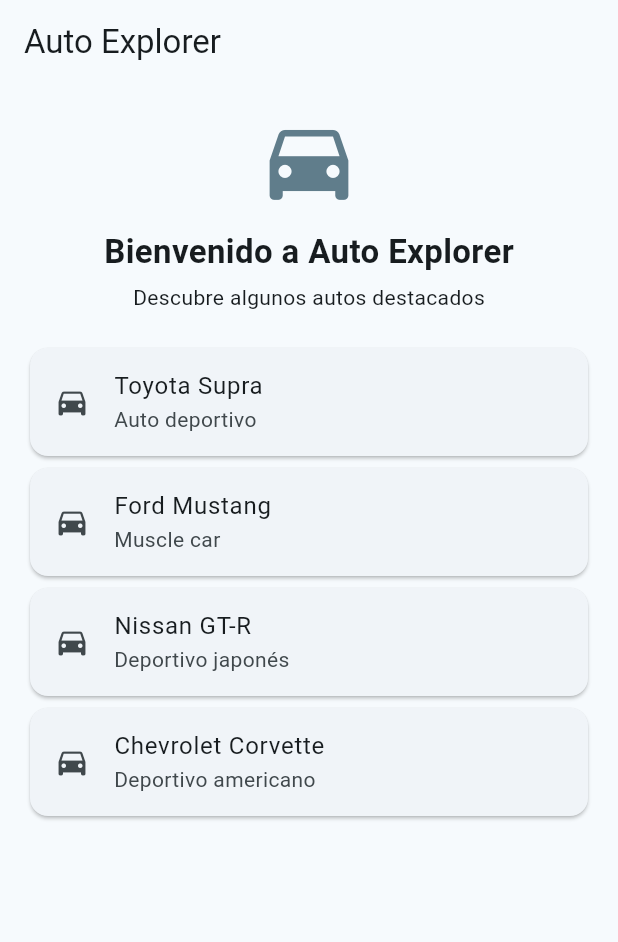
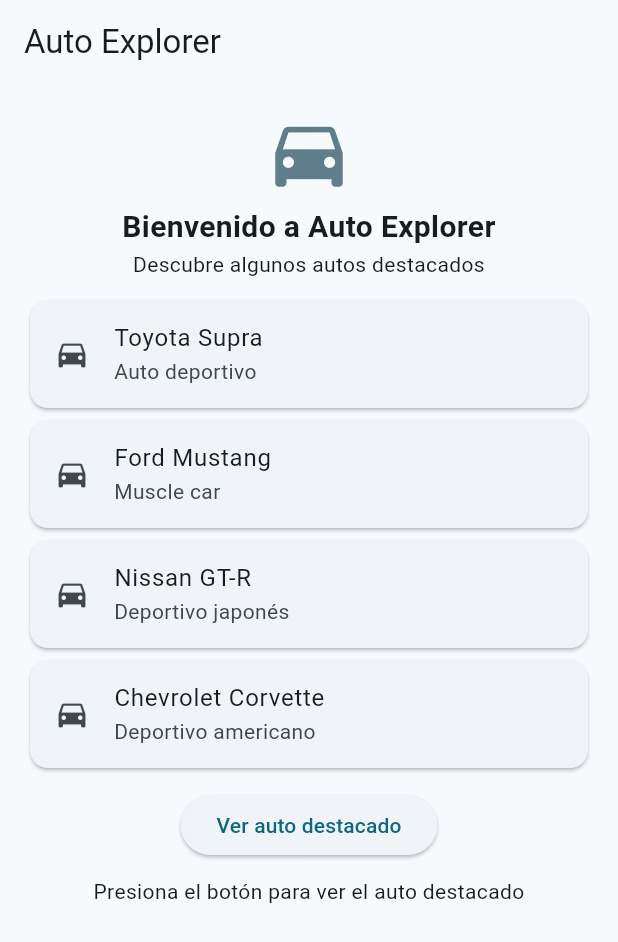
Before and after one commit to fmoran54/auto_explorer2.0, a Flutter app: the screen it shows after launch, on a phone screen of 412 x 824 dp. Shown: the top 942 px of the screen. Run offline on Flutter 3.47's test engine with Material 3 defaults, Android fonts, the phone set to English and light mode, and no system bars.

Commit message:
Interacción para mostrar auto destacado
Agregada interacción para mostrar auto destacado

```diff
--- a/lib/main.dart
+++ b/lib/main.dart
@@ -19,8 +19,21 @@
   }
 }
 
-class HomePage extends StatelessWidget {
+class HomePage extends StatefulWidget {
   const HomePage({super.key});
+
+  @override
+  State<HomePage> createState() => _HomePageState();
+}
+
+class _HomePageState extends State<HomePage> {
+  bool mostrarInformacion = false;
+
+  void mostrarAutoDestacado() {
+    setState(() {
+      mostrarInformacion = true;
+    });
+  }
 
   @override
   Widget build(BuildContext context) {
@@ -34,50 +47,99 @@
           children: [
             const Icon(
               Icons.directions_car,
-              size: 70,
+              size: 60,
               color: Colors.blueGrey,
             ),
-            const SizedBox(height: 10),
+            const SizedBox(height: 5),
             const Text(
               'Bienvenido a Auto Explorer',
+              textAlign: TextAlign.center,
               style: TextStyle(
-                fontSize: 22,
+                fontSize: 20,
                 fontWeight: FontWeight.bold,
               ),
             ),
-            const SizedBox(height: 5),
             const Text(
               'Descubre algunos autos destacados',
+              textAlign: TextAlign.center,
             ),
-            const SizedBox(height: 20),
-            Card(
+            const SizedBox(height: 10),
+
+            const Card(
               child: ListTile(
-                leading: const Icon(Icons.directions_car),
-                title: const Text('Toyota Supra'),
-                subtitle: const Text('Auto deportivo'),
+                leading: Icon(Icons.directions_car),
+                title: Text('Toyota Supra'),
+                subtitle: Text('Auto deportivo'),
               ),
             ),
-            Card(
+
+            const Card(
               child: ListTile(
-                leading: const Icon(Icons.directions_car),
-                title: const Text('Ford Mustang'),
-                subtitle: const Text('Muscle car'),
+                leading: Icon(Icons.directions_car),
+                title: Text('Ford Mustang'),
+                subtitle: Text('Muscle car'),
               ),
             ),
-            Card(
+
+            const Card(
               child: ListTile(
-                leading: const Icon(Icons.directions_car),
-                title: const Text('Nissan GT-R'),
-                subtitle: const Text('Deportivo japonés'),
+                leading: Icon(Icons.directions_car),
+                title: Text('Nissan GT-R'),
+                subtitle: Text('Deportivo japonés'),
               ),
             ),
-            Card(
+
+            const Card(
               child: ListTile(
-                leading: const Icon(Icons.directions_car),
-                title: const Text('Chevrolet Corvette'),
-                subtitle: const Text('Deportivo americano'),
+                leading: Icon(Icons.directions_car),
+                title: Text('Chevrolet Corvette'),
+                subtitle: Text('Deportivo americano'),
               ),
             ),
+
+            const SizedBox(height: 10),
+
+            ElevatedButton(
+              onPressed: mostrarAutoDestacado,
+              child: const Text('Ver auto destacado'),
+            ),
+
+            const SizedBox(height: 10),
+
+            if (!mostrarInformacion)
+              const Text(
+                'Presiona el botón para ver el auto destacado',
+                textAlign: TextAlign.center,
+              ),
+
+            if (mostrarInformacion)
+              const Card(
+                child: Padding(
+                  padding: EdgeInsets.all(12),
+                  child: Column(
+                    children: [
+                      Text(
+                        'Auto destacado: Nissan GT-R',
+                        style: TextStyle(
+                          fontWeight: FontWeight.bold,
+                          fontSize: 17,
+                        ),
+                      ),
+                      SizedBox(height: 8),
+                      Text('Tipo: Deportivo japonés'),
+                      Text('Motor: 3.8 L V6 Twin Turbo'),
+                      Text('Cilindrada: 3,799 cc'),
+                      Text('Potencia: 565 HP'),
+                      Text(
+                        'Transmisión: Automática de doble embrague, 6 velocidades',
+                        textAlign: TextAlign.center,
+                      ),
+                      Text('Tracción: AWD'),
+                      Text('Combustible: Gasolina'),
+                    ],
+                  ),
+                ),
+              ),
           ],
         ),
       ),
```
